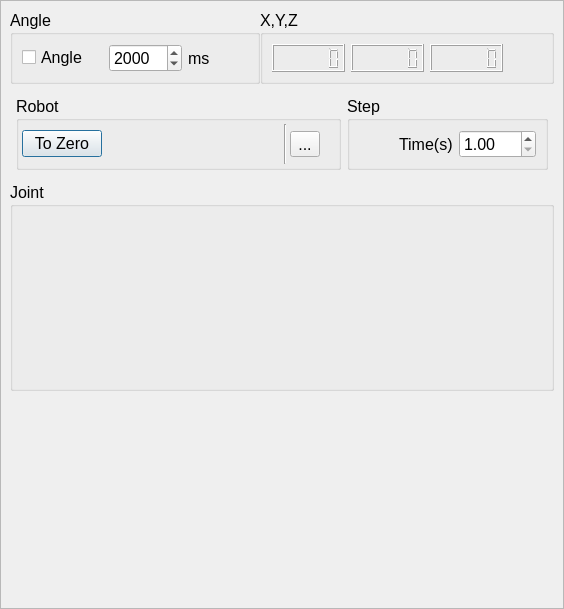
Above: source/wnd/ui/roboaxes.ui from ww4u/megarobostudio before the change. Below: the same form after it.
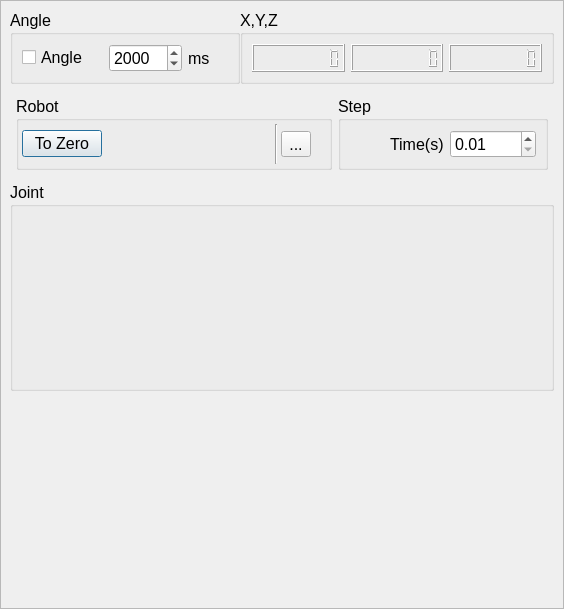
That is the form after the change. Icons and pictures are not drawn. Custom widgets are drawn as their Qt base class.

What changed in the file:
```diff
--- a/source/wnd/ui/roboaxes.ui
+++ b/source/wnd/ui/roboaxes.ui
@@ -158,38 +158,43 @@
            </property>
            <layout class="QHBoxLayout" name="horizontalLayout_2">
             <item>
-             <widget class="QLCDNumber" name="lcdPosX">
-              <property name="digitCount">
-               <number>6</number>
+             <widget class="MegaLcdnumber" name="lcdPosX">
+              <property name="sizePolicy">
+               <sizepolicy hsizetype="Expanding" vsizetype="Minimum">
+                <horstretch>0</horstretch>
+                <verstretch>0</verstretch>
+               </sizepolicy>
               </property>
-             </widget>
-            </item>
-            <item>
-             <widget class="QLCDNumber" name="lcdPosY">
               <property name="digitCount">
-               <number>6</number>
+               <number>9</number>
               </property>
              </widget>
             </item>
             <item>
-             <widget class="QLCDNumber" name="lcdPosZ">
+             <widget class="MegaLcdnumber" name="lcdPosY">
+              <property name="sizePolicy">
+               <sizepolicy hsizetype="Expanding" vsizetype="Minimum">
+                <horstretch>0</horstretch>
+                <verstretch>0</verstretch>
+               </sizepolicy>
+              </property>
               <property name="digitCount">
-               <number>6</number>
+               <number>9</number>
               </property>
              </widget>
             </item>
             <item>
-             <spacer name="horizontalSpacer_3">
-              <property name="orientation">
-               <enum>Qt::Horizontal</enum>
+             <widget class="MegaLcdnumber" name="lcdPosZ">
+              <property name="sizePolicy">
+               <sizepolicy hsizetype="Expanding" vsizetype="Minimum">
+                <horstretch>0</horstretch>
+                <verstretch>0</verstretch>
+               </sizepolicy>
               </property>
-              <property name="sizeHint" stdset="0">
-               <size>
-                <width>40</width>
-                <height>20</height>
-               </size>
+              <property name="digitCount">
+               <number>9</number>
               </property>
-             </spacer>
+             </widget>
             </item>
            </layout>
           </widget>
@@ -309,10 +314,10 @@
                <string>Step Time</string>
               </property>
               <property name="minimum">
-               <double>1.000000000000000</double>
+               <double>0.010000000000000</double>
               </property>
               <property name="maximum">
-               <double>100.000000000000000</double>
+               <double>1000.000000000000000</double>
               </property>
              </widget>
             </item>
@@ -409,6 +414,11 @@
   </layout>
  </widget>
  <customwidgets>
+  <customwidget>
+   <class>MegaLcdnumber</class>
+   <extends>QLCDNumber</extends>
+   <header>megalcdnumber.h</header>
+  </customwidget>
   <customwidget>
    <class>PageOption</class>
    <extends>QWidget</extends>
```
Left out of the diff: 12 changed lines with no effect on the pictures.
